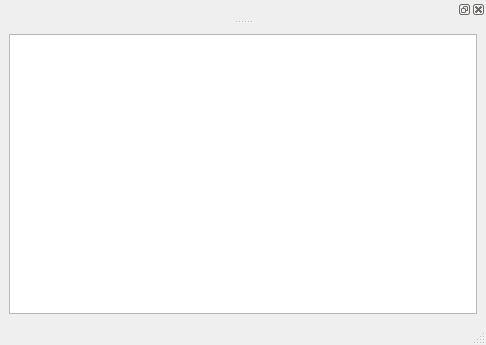
Old version of the form mainwindow.ui in the repository lzh9102/dictation-helper.
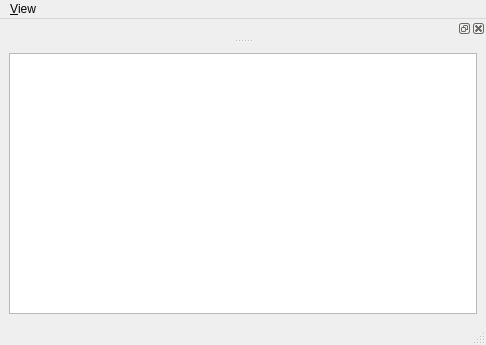
New version of the form.

Commit message: Add menu to show/hide media player widget

Diff of the .ui file:
```diff
--- a/mainwindow.ui
+++ b/mainwindow.ui
@@ -29,6 +29,13 @@
      <height>25</height>
     </rect>
    </property>
+   <widget class="QMenu" name="menuPlayback">
+    <property name="title">
+     <string>&amp;View</string>
+    </property>
+    <addaction name="actionShowPlayer"/>
+   </widget>
+   <addaction name="menuPlayback"/>
   </widget>
   <widget class="QStatusBar" name="statusbar"/>
   <widget class="QDockWidget" name="playerDock">
```
Left out of the diff: 8 changed lines with no effect on the pictures. The commit also changes 2 other files.
